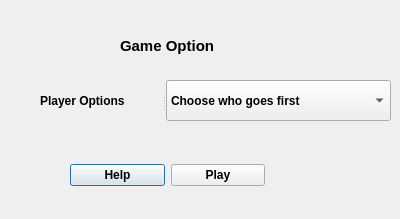
Old version of the form TicTacToe/playergameoptions.ui in the repository Amatarasu/A-Team.
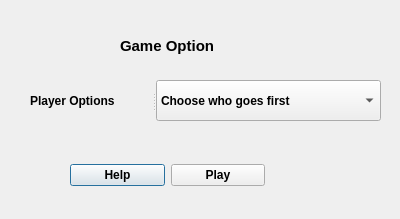
New version of the form. Icons and pictures are not drawn.

Commit message: fixing the UI to dissable play button and logout button unless user is detected or radio button is clicked in order for it to enable its functionalities

The edit to the form file:
```diff
--- a/TicTacToe/playergameoptions.ui
+++ b/TicTacToe/playergameoptions.ui
@@ -33,7 +33,7 @@
     <string>Game Option</string>
    </property>
   </widget>
-  <widget class="QWidget" name="">
+  <widget class="QWidget" name="layoutWidget">
    <property name="geometry">
     <rect>
      <x>70</x>
@@ -94,7 +94,7 @@
   <widget class="QSplitter" name="splitter">
    <property name="geometry">
     <rect>
-     <x>40</x>
+     <x>30</x>
      <y>80</y>
      <width>351</width>
      <height>41</height>
```
Left out of the diff: 4 changed lines with no effect on the pictures. The commit also changes 5 other files.
